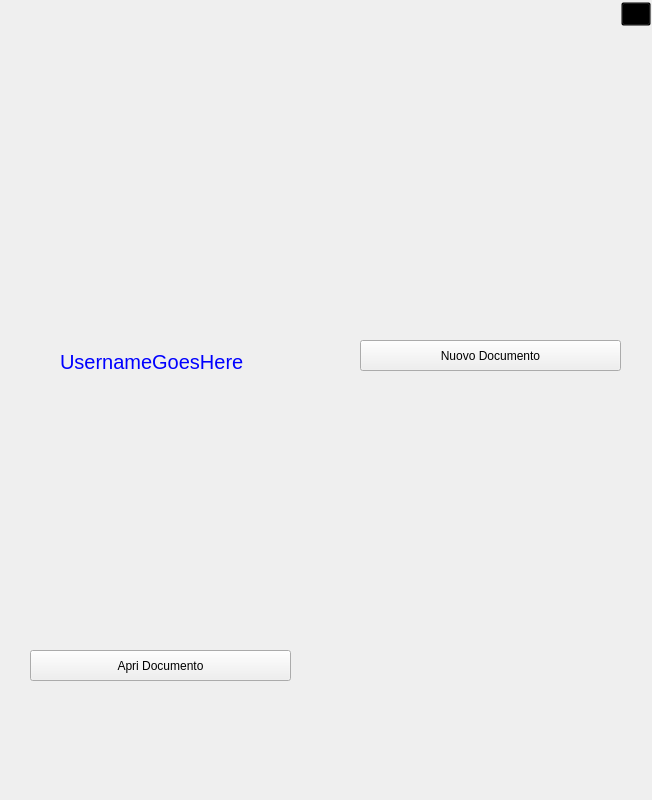
giovannic96/Real-time-collaborative-text-editor, file ClientModule/menuwindow.ui: the form before one commit.
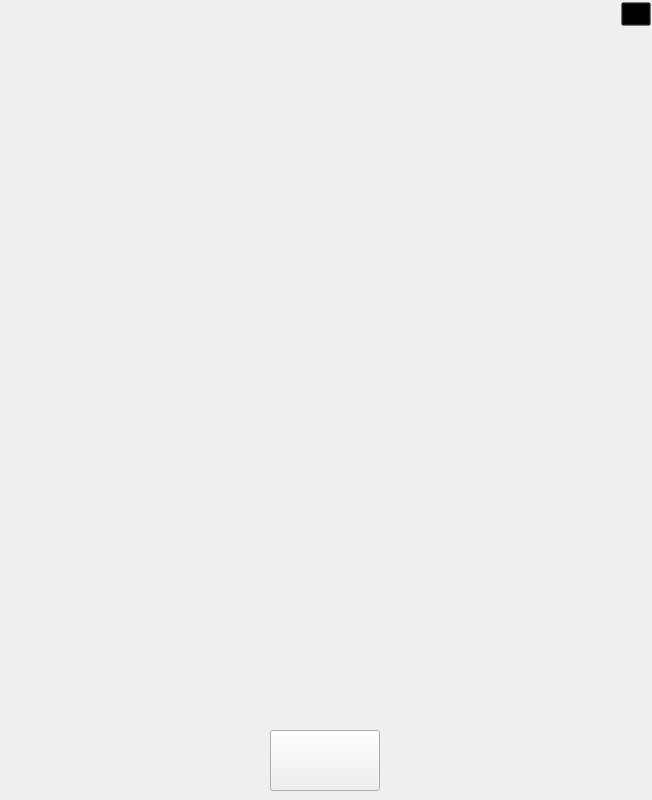
The form after the commit. Icons and pictures are not drawn.

```diff
--- a/ClientModule/menuwindow.ui
+++ b/ClientModule/menuwindow.ui
@@ -33,33 +33,28 @@
     <property name="geometry">
      <rect>
       <x>360</x>
-      <y>340</y>
-      <width>261</width>
-      <height>31</height>
+      <y>112</y>
+      <width>251</width>
+      <height>281</height>
      </rect>
     </property>
     <property name="cursor">
      <cursorShape>PointingHandCursor</cursorShape>
     </property>
     <property name="styleSheet">
-     <string notr="true">#openEditor{
-	text-align: left;
-	color: #0000FF;
-	font-size: 20px;
+     <string notr="true">#newDoc{
 	background-color:transparent;
 	border: transparent;
 }
-#openEditor:hover{
-	text-decoration: underline;
+
+#newDoc:hover {
+    border: 5px solid #962333;
+	border-radius: 10px;
 }
 </string>
     </property>
     <property name="text">
-     <string>Nuovo Documento</string>
-    </property>
-    <property name="icon">
-     <iconset resource="Risorse.qrc">
-      <normaloff>:/image/397435-200.png</normaloff>:/image/397435-200.png</iconset>
+     <string/>
     </property>
     <property name="iconSize">
      <size>
@@ -98,34 +93,28 @@
    <widget class="QPushButton" name="openDoc">
     <property name="geometry">
      <rect>
-      <x>30</x>
-      <y>650</y>
-      <width>261</width>
-      <height>31</height>
+      <x>36</x>
+      <y>418</y>
+      <width>251</width>
+      <height>281</height>
      </rect>
     </property>
     <property name="cursor">
      <cursorShape>PointingHandCursor</cursorShape>
     </property>
     <property name="styleSheet">
-     <string notr="true">#openEditor{
-	text-align: left;
-	color: #0000FF;
-	font-size: 20px;
+     <string notr="true">#openDoc{
 	background-color:transparent;
-	border: transparent;
+	border: transparent
 }
-#openEditor:hover{
-	text-decoration: underline;
-}
-</string>
+
+#openDoc:hover {
+    border: 5px solid #204177;
+	border-radius: 10px;
+}</string>
     </property>
     <property name="text">
-     <string>Apri Documento</string>
-    </property>
-    <property name="icon">
-     <iconset resource="Risorse.qrc">
-      <normaloff>:/image/397435-200.png</normaloff>:/image/397435-200.png</iconset>
+     <string/>
     </property>
     <property name="iconSize">
      <size>
@@ -137,10 +126,10 @@
    <widget class="QPushButton" name="Username">
     <property name="geometry">
      <rect>
-      <x>60</x>
-      <y>350</y>
-      <width>211</width>
-      <height>23</height>
+      <x>36</x>
+      <y>112</y>
+      <width>251</width>
+      <height>281</height>
      </rect>
     </property>
     <property name="cursor">
@@ -148,19 +137,86 @@
     </property>
     <property name="styleSheet">
      <string notr="true">#Username{
-	text-align: left;
-	color: #0000FF;
-	font-size: 20px;
 	background-color:transparent;
 	border: transparent;
 }
-#Username:hover{
-	text-decoration: underline;
+
+#Username:hover {
+    border: 5px solid #27754D;
+	border-radius: 10px;
 }
 </string>
     </property>
     <property name="text">
-     <string>UsernameGoesHere</string>
+     <string/>
+    </property>
+   </widget>
+   <widget class="QPushButton" name="uriDoc">
+    <property name="geometry">
+     <rect>
+      <x>360</x>
+      <y>418</y>
+      <width>251</width>
+      <height>281</height>
+     </rect>
+    </property>
+    <property name="cursor">
+     <cursorShape>PointingHandCursor</cursorShape>
+    </property>
+    <property name="styleSheet">
+     <string notr="true">#uriDoc{
+	background-color:transparent;
+	border: transparent;
+}
+
+#uriDoc:hover {
+    border: 5px solid #BFB054;
+	border-radius: 10px;
+}
+</string>
+    </property>
+    <property name="text">
+     <string/>
+    </property>
+    <property name="iconSize">
+     <size>
+      <width>13</width>
+      <height>13</height>
+     </size>
+    </property>
+   </widget>
+   <widget class="QPushButton" name="LogoutButton">
+    <property name="geometry">
+     <rect>
+      <x>270</x>
+      <y>730</y>
+      <width>110</width>
+      <height>61</height>
+     </rect>
+    </property>
+    <property name="cursor">
+     <cursorShape>PointingHandCursor</cursorShape>
+    </property>
+    <property name="styleSheet">
+     <string notr="true">#Username{
+	background-color:transparent;
+	border: transparent;
+}
+
+#Username:hover {
+    border: 5px solid #962333;
+	border-radius: 10px;
+}
+</string>
+    </property>
+    <property name="text">
+     <string/>
+    </property>
+    <property name="iconSize">
+     <size>
+      <width>13</width>
+      <height>13</height>
+     </size>
     </property>
    </widget>
   </widget>
```
Left out of the diff: 4 changed lines with no effect on the pictures.
